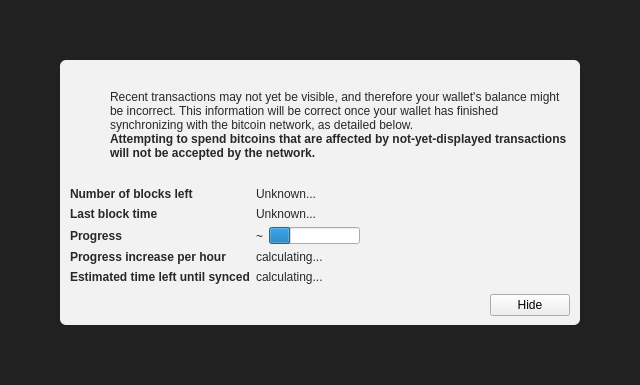
The window that src/qt/forms/modaloverlay.ui (Exgibichi/rt) describes before a commit, drawn with Qt 5.
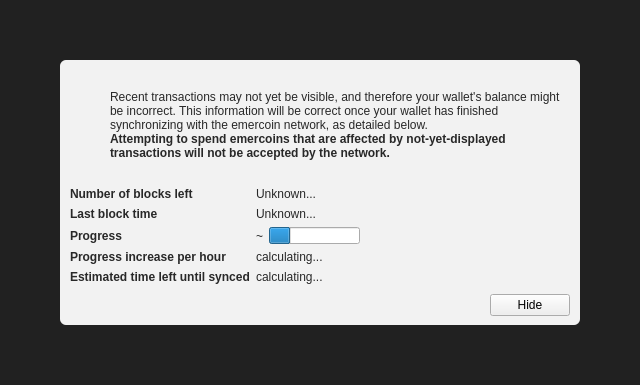
The same window after the commit. Icons and pictures are not drawn. Custom widgets are drawn as their Qt base class.

```diff
--- a/src/qt/forms/modaloverlay.ui
+++ b/src/qt/forms/modaloverlay.ui
@@ -130,7 +130,7 @@
              <item>
               <widget class="QLabel" name="infoText">
                <property name="text">
-                <string>Recent transactions may not yet be visible, and therefore your wallet's balance might be incorrect. This information will be correct once your wallet has finished synchronizing with the bitcoin network, as detailed below.</string>
+                <string>Recent transactions may not yet be visible, and therefore your wallet's balance might be incorrect. This information will be correct once your wallet has finished synchronizing with the emercoin network, as detailed below.</string>
                </property>
                <property name="textFormat">
                 <enum>Qt::RichText</enum>
@@ -149,7 +149,7 @@
                 </font>
                </property>
                <property name="text">
-                <string>Attempting to spend bitcoins that are affected by not-yet-displayed transactions will not be accepted by the network.</string>
+                <string>Attempting to spend emercoins that are affected by not-yet-displayed transactions will not be accepted by the network.</string>
                </property>
                <property name="textFormat">
                 <enum>Qt::RichText</enum>
```
